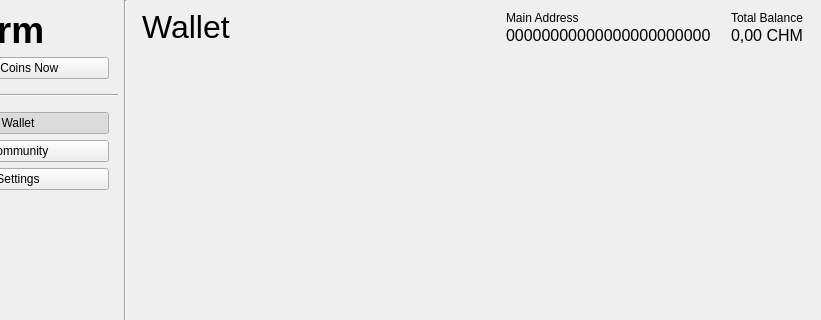
Old version of the form app/ui/main.ui in the repository coblo/gui-demo; both pictures show x 82 to 903 and y 0 to 320 of the 903 by 588 pixel window.
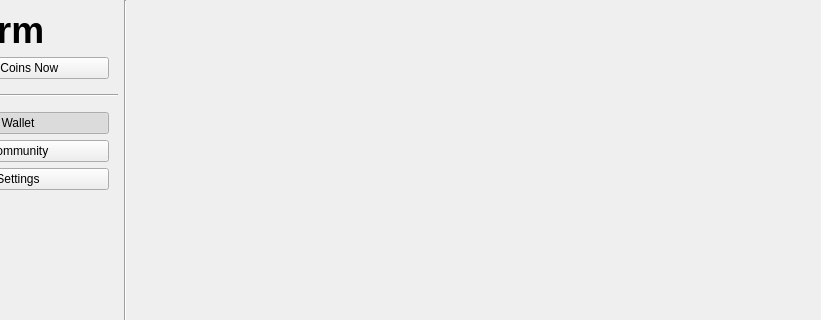
New version of the form.

Commit message: Added Wallet Address and Balance Updater

```diff
--- a/app/ui/main.ui
+++ b/app/ui/main.ui
@@ -281,7 +281,7 @@
        <number>0</number>
       </property>
       <widget class="QWidget" name="page_wallet">
-       <layout class="QVBoxLayout" name="layout_page_wallet" stretch="0,0,1">
+       <layout class="QVBoxLayout" name="layout_page_wallet" stretch="0,1">
         <property name="spacing">
          <number>12</number>
         </property>
@@ -297,102 +297,6 @@
         <property name="bottomMargin">
          <number>0</number>
         </property>
-        <item>
-         <layout class="QHBoxLayout" name="layout_wallet_header">
-          <property name="spacing">
-           <number>20</number>
-          </property>
-          <property name="topMargin">
-           <number>0</number>
-          </property>
-          <item>
-           <widget class="QLabel" name="label_wallet_title">
-            <property name="font">
-             <font>
-              <pointsize>24</pointsize>
-             </font>
-            </property>
-            <property name="text">
-             <string>Wallet</string>
-            </property>
-           </widget>
-          </item>
-          <item>
-           <spacer name="spacer_wallet_header">
-            <property name="orientation">
-             <enum>Qt::Horizontal</enum>
-            </property>
-            <property name="sizeHint" stdset="0">
-             <size>
-              <width>40</width>
-              <height>20</height>
-             </size>
-            </property>
-           </spacer>
-          </item>
-          <item>
-           <layout class="QVBoxLayout" name="layout_wallet_address">
-            <property name="spacing">
-             <number>0</number>
-            </property>
-            <item>
-             <widget class="QLabel" name="label_wallet_address_title">
-              <property name="text">
-               <string>Main Address</string>
-              </property>
-             </widget>
-            </item>
-            <item>
-             <widget class="QLabel" name="label_wallet_address">
-              <property name="font">
-               <font>
-                <pointsize>12</pointsize>
-               </font>
-              </property>
-              <property name="text">
-               <string>00000000000000000000000</string>
-              </property>
-              <property name="scaledContents">
-               <bool>false</bool>
-              </property>
-              <property name="textInteractionFlags">
-               <set>Qt::LinksAccessibleByMouse|Qt::TextSelectableByMouse</set>
-              </property>
-             </widget>
-            </item>
-           </layout>
-          </item>
-          <item>
-           <layout class="QVBoxLayout" name="layout_wallet_balance">
-            <property name="spacing">
-             <number>0</number>
-            </property>
-            <item>
-             <widget class="QLabel" name="label_wallet_balance_title">
-              <property name="text">
-               <string>Total Balance</string>
-              </property>
-             </widget>
-            </item>
-            <item>
-             <widget class="QLabel" name="label_wallet_balance">
-              <property name="font">
-               <font>
-                <pointsize>12</pointsize>
-               </font>
-              </property>
-              <property name="text">
-               <string>0,00 CHM</string>
-              </property>
-              <property name="textInteractionFlags">
-               <set>Qt::LinksAccessibleByMouse|Qt::TextSelectableByMouse</set>
-              </property>
-             </widget>
-            </item>
-           </layout>
-          </item>
-         </layout>
-        </item>
         <item>
          <widget class="QFrame" name="frame_wallet_send">
           <property name="frameShape">
```
The commit also changes 5 other files.
